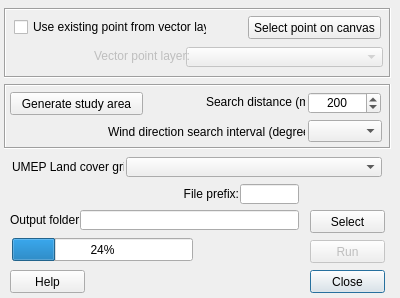
Above: LandCoverFractionPoint/landcover_fraction_point_dialog_base.ui from UMEP-dev/UMEP before the change. Below: the same form after it.
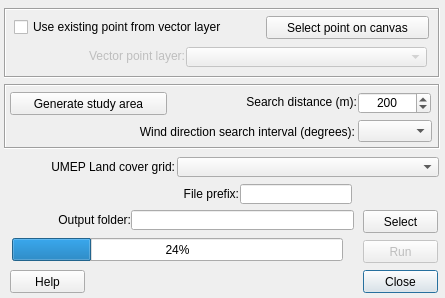
That is the form after the change.

```diff
--- a/LandCoverFractionPoint/landcover_fraction_point_dialog_base.ui
+++ b/LandCoverFractionPoint/landcover_fraction_point_dialog_base.ui
@@ -6,7 +6,7 @@
    <rect>
     <x>0</x>
     <y>0</y>
-    <width>400</width>
+    <width>445</width>
     <height>298</height>
    </rect>
   </property>
@@ -19,7 +19,7 @@
    </property>
    <property name="geometry">
     <rect>
-     <x>310</x>
+     <x>363</x>
      <y>270</y>
      <width>75</width>
      <height>23</height>
@@ -34,7 +34,7 @@
     <rect>
      <x>4</x>
      <y>8</y>
-     <width>387</width>
+     <width>436</width>
      <height>70</height>
     </rect>
    </property>
@@ -49,7 +49,7 @@
      <rect>
       <x>10</x>
       <y>10</y>
-      <width>193</width>
+      <width>250</width>
       <height>18</height>
      </rect>
     </property>
@@ -68,7 +68,7 @@
      <rect>
       <x>182</x>
       <y>39</y>
-      <width>197</width>
+      <width>241</width>
       <height>20</height>
      </rect>
     </property>
@@ -83,9 +83,9 @@
    <widget class="QPushButton" name="selectpoint">
     <property name="geometry">
      <rect>
-      <x>244</x>
+      <x>262</x>
       <y>8</y>
-      <width>133</width>
+      <width>163</width>
       <height>23</height>
      </rect>
     </property>
@@ -108,15 +108,18 @@
     </property>
     <property name="geometry">
      <rect>
-      <x>90</x>
+      <x>27</x>
       <y>40</y>
-      <width>96</width>
+      <width>154</width>
       <height>16</height>
      </rect>
     </property>
     <property name="text">
      <string>Vector point layer:</string>
     </property>
+    <property name="alignment">
+     <set>Qt::AlignRight|Qt::AlignTrailing|Qt::AlignVCenter</set>
+    </property>
     <property name="buddy">
      <cstring>comboBox_Point</cstring>
     </property>
@@ -128,7 +131,7 @@
    </property>
    <property name="geometry">
     <rect>
-     <x>310</x>
+     <x>363</x>
      <y>240</y>
      <width>75</width>
      <height>23</height>
@@ -143,18 +146,21 @@
     <rect>
      <x>10</x>
      <y>212</y>
-     <width>71</width>
+     <width>121</width>
      <height>16</height>
     </rect>
    </property>
    <property name="text">
     <string>Output folder:</string>
    </property>
+   <property name="alignment">
+    <set>Qt::AlignRight|Qt::AlignTrailing|Qt::AlignVCenter</set>
+   </property>
   </widget>
   <widget class="QPushButton" name="pushButtonSave">
    <property name="geometry">
     <rect>
-     <x>310</x>
+     <x>363</x>
      <y>210</y>
      <width>75</width>
      <height>23</height>
@@ -169,7 +175,7 @@
     <rect>
      <x>12</x>
      <y>238</y>
-     <width>181</width>
+     <width>331</width>
      <height>23</height>
     </rect>
    </property>
@@ -193,9 +199,9 @@
   <widget class="QLineEdit" name="textOutput">
    <property name="geometry">
     <rect>
-     <x>80</x>
+     <x>131</x>
      <y>210</y>
-     <width>219</width>
+     <width>223</width>
      <height>20</height>
     </rect>
    </property>
@@ -205,7 +211,7 @@
     <rect>
      <x>4</x>
      <y>84</y>
-     <width>387</width>
+     <width>436</width>
      <height>65</height>
     </rect>
    </property>
@@ -220,20 +226,23 @@
      <rect>
       <x>104</x>
       <y>40</y>
-      <width>197</width>
+      <width>247</width>
       <height>16</height>
      </rect>
     </property>
     <property name="text">
      <string>Wind direction search interval (degrees):</string>
     </property>
+    <property name="alignment">
+     <set>Qt::AlignRight|Qt::AlignTrailing|Qt::AlignVCenter</set>
+    </property>
    </widget>
    <widget class="QPushButton" name="generateArea">
     <property name="geometry">
      <rect>
       <x>6</x>
       <y>8</y>
-      <width>133</width>
+      <width>157</width>
       <height>23</height>
      </rect>
     </property>
@@ -253,7 +262,7 @@
    <widget class="QSpinBox" name="spinBox">
     <property name="geometry">
      <rect>
-      <x>304</x>
+      <x>354</x>
       <y>8</y>
       <width>73</width>
       <height>22</height>
@@ -280,18 +289,21 @@
      <rect>
       <x>202</x>
       <y>10</y>
-      <width>99</width>
+      <width>151</width>
       <height>16</height>
      </rect>
     </property>
     <property name="text">
      <string>Search distance (m):</string>
     </property>
+    <property name="alignment">
+     <set>Qt::AlignRight|Qt::AlignTrailing|Qt::AlignVCenter</set>
+    </property>
    </widget>
    <widget class="QComboBox" name="degreeBox">
     <property name="geometry">
      <rect>
-      <x>304</x>
+      <x>354</x>
       <y>36</y>
       <width>74</width>
       <height>22</height>
@@ -304,13 +316,16 @@
     <rect>
      <x>12</x>
      <y>159</y>
-     <width>112</width>
+     <width>163</width>
      <height>16</height>
     </rect>
    </property>
    <property name="text">
     <string>UMEP Land cover grid:</string>
    </property>
+   <property name="alignment">
+    <set>Qt::AlignRight|Qt::AlignTrailing|Qt::AlignVCenter</set>
+   </property>
    <property name="buddy">
     <cstring>comboBox_lcgrid</cstring>
    </property>
@@ -318,9 +333,9 @@
   <widget class="QComboBox" name="comboBox_lcgrid">
    <property name="geometry">
     <rect>
-     <x>126</x>
+     <x>177</x>
      <y>157</y>
-     <width>256</width>
+     <width>262</width>
      <height>20</height>
     </rect>
    </property>
@@ -328,9 +343,9 @@
   <widget class="QLabel" name="label_9">
    <property name="geometry">
     <rect>
-     <x>168</x>
+     <x>148</x>
      <y>186</y>
-     <width>71</width>
+     <width>91</width>
      <height>16</height>
     </rect>
    </property>
@@ -346,7 +361,7 @@
     <rect>
      <x>240</x>
      <y>184</y>
-     <width>59</width>
+     <width>112</width>
      <height>20</height>
     </rect>
    </property>
```
Left out of the diff: 16 changed lines with no effect on the pictures.
